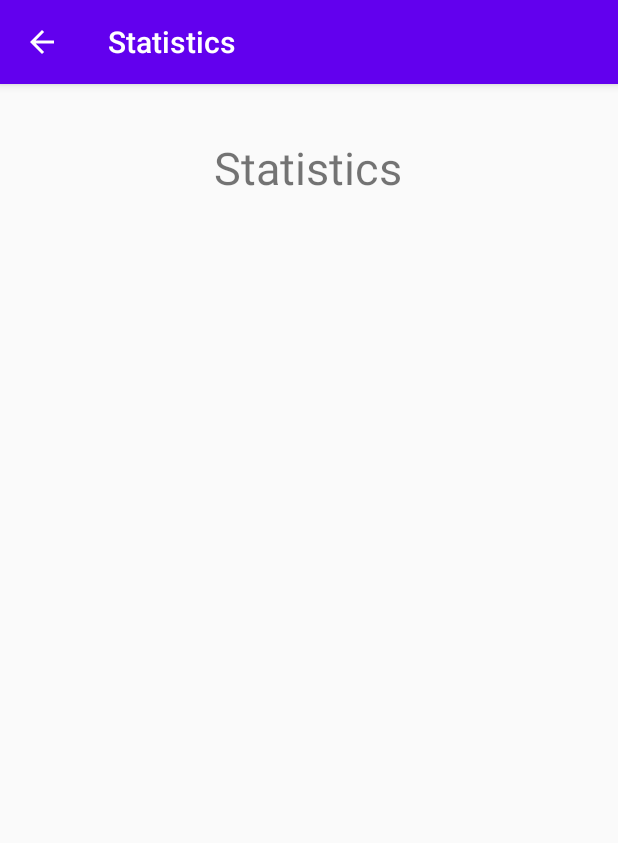
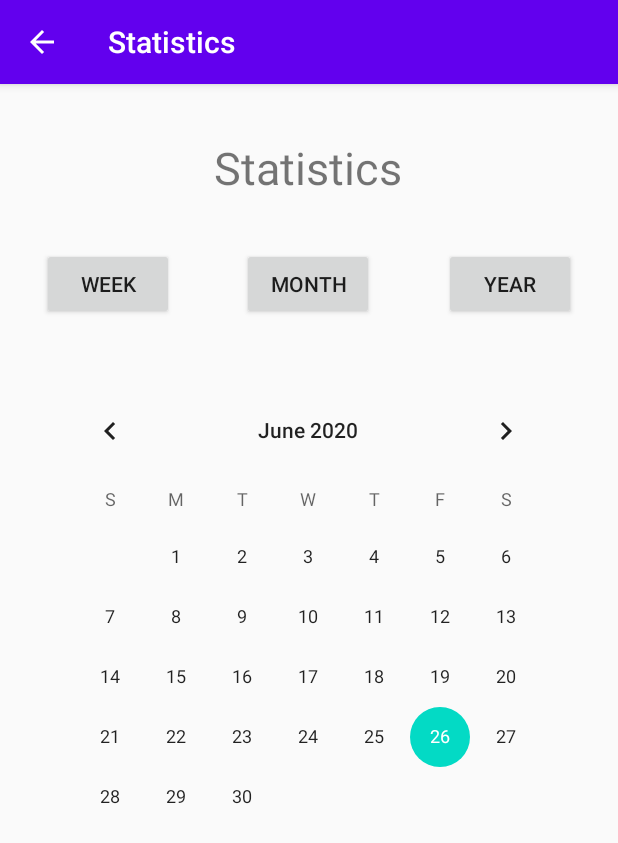
Before and after one commit to cx0810/TrackableHabit, an Android app: the screen it shows after launch (Statistics), after a tap on "STATS", on a phone screen of 412 x 824 dp. Shown: the top 843 px of the screen. Run offline under Robolectric (Android 15) with nearby library versions, the phone set to English and light mode, and no system bars.

Commit message:
fixed display issues and implemented increment by in addHabit and editHabit

```diff
--- a/app/src/main/java/com/example/trackablehabit/HabitAdapter.java
+++ b/app/src/main/java/com/example/trackablehabit/HabitAdapter.java
@@ -22,7 +22,6 @@ public class HabitAdapter extends RecyclerView.Adapter<HabitAdapter.HabitViewHol
     private Context mContext;
     private ArrayList habit_id, habit_name, habit_count;
     private OnItemClickListener mListener;
-    private SQLiteDatabase habitDatabase;
     private HabitDBHelper habitDBHelper;
 
     HabitAdapter(Context context, ArrayList habit_id, ArrayList habit_name, ArrayList habit_count) {
@@ -116,7 +115,6 @@ public class HabitAdapter extends RecyclerView.Adapter<HabitAdapter.HabitViewHol
             public void onIncrementClick(int count, TextView habitCount) {
                 int newCount = count + 1;
                 habitDBHelper = new HabitDBHelper(mContext);
-                habitDatabase = habitDBHelper.getWritableDatabase();
                 String idString = String.valueOf(habit_id.get(position + 1));
                 String nameString = String.valueOf(habit_name.get(position + 1));
                 String countString = String.valueOf(newCount);
@@ -130,7 +128,6 @@ public class HabitAdapter extends RecyclerView.Adapter<HabitAdapter.HabitViewHol
                 if (count > 0) {
                     int newCount = count - 1;
                     habitDBHelper = new HabitDBHelper(mContext);
-                    habitDatabase = habitDBHelper.getWritableDatabase();
                     String idString = String.valueOf(habit_id.get(position + 1));
                     String nameString = String.valueOf(habit_name.get(position + 1));
                     String countString = String.valueOf(newCount);
--- a/app/src/main/java/com/example/trackablehabit/MainActivity.java
+++ b/app/src/main/java/com/example/trackablehabit/MainActivity.java
@@ -92,7 +92,6 @@ public class MainActivity extends AppCompatActivity {
                 startActivity(startIntent);
             }
         });
-
     }
 
     void storeDataInArrays() {
--- a/app/src/main/res/layout/activity_main.xml
+++ b/app/src/main/res/layout/activity_main.xml
@@ -27,15 +27,16 @@
         android:text="@string/manual"
         app:layout_constraintBottom_toBottomOf="parent"
         app:layout_constraintEnd_toStartOf="@+id/habitView"
+        app:layout_constraintHorizontal_bias="0.438"
         app:layout_constraintStart_toStartOf="parent"
         app:layout_constraintTop_toTopOf="parent"
-        app:layout_constraintVertical_bias="0.039" />
+        app:layout_constraintVertical_bias="0.049" />
 
     <Button
         android:id="@+id/addBtn"
         android:layout_width="wrap_content"
         android:layout_height="wrap_content"
-        android:text="@string/add"
+        android:text="@string/add_habit"
         app:layout_constraintBottom_toBottomOf="parent"
         app:layout_constraintEnd_toEndOf="parent"
         app:layout_constraintHorizontal_bias="0.498"
--- a/app/src/main/res/layout/activity_reminders.xml
+++ b/app/src/main/res/layout/activity_reminders.xml
@@ -97,8 +97,8 @@
         android:layout_height="wrap_content"
         android:text="@string/day"
         app:layout_constraintBottom_toBottomOf="parent"
-        app:layout_constraintEnd_toEndOf="parent"
-        app:layout_constraintHorizontal_bias="0.076"
+        app:layout_constraintEnd_toEndOf="@+id/frequencyView"
+        app:layout_constraintHorizontal_bias="0.729"
         app:layout_constraintStart_toStartOf="parent"
         app:layout_constraintTop_toBottomOf="@+id/frequencyView"
         app:layout_constraintVertical_bias="0.0" />
--- a/app/src/main/res/layout/activity_statistics.xml
+++ b/app/src/main/res/layout/activity_statistics.xml
@@ -5,6 +5,30 @@
     android:layout_width="match_parent"
     android:layout_height="match_parent"
     tools:context=".Statistics">
+
+    <Button
+        android:id="@+id/button3"
+        android:layout_width="wrap_content"
+        android:layout_height="wrap_content"
+        android:layout_marginEnd="28dp"
+        android:layout_marginRight="28dp"
+        android:text="@string/year"
+        app:layout_constraintBottom_toBottomOf="parent"
+        app:layout_constraintEnd_toEndOf="parent"
+        app:layout_constraintTop_toTopOf="parent"
+        app:layout_constraintVertical_bias="0.152" />
+
+    <Button
+        android:id="@+id/button2"
+        android:layout_width="wrap_content"
+        android:layout_height="wrap_content"
+        android:text="@string/month"
+        app:layout_constraintBottom_toBottomOf="parent"
+        app:layout_constraintEnd_toStartOf="@+id/button3"
+        app:layout_constraintHorizontal_bias="0.494"
+        app:layout_constraintStart_toEndOf="@+id/button"
+        app:layout_constraintTop_toTopOf="parent"
+        app:layout_constraintVertical_bias="0.152" />
 
     <TextView
         android:id="@+id/statisticsView"
@@ -19,4 +43,27 @@
         app:layout_constraintTop_toTopOf="parent"
         app:layout_constraintVertical_bias="0.049" />
 
+    <CalendarView
+        android:id="@+id/calendarView"
+        android:layout_width="wrap_content"
+        android:layout_height="wrap_content"
+        app:layout_constraintBottom_toBottomOf="parent"
+        app:layout_constraintEnd_toEndOf="parent"
+        app:layout_constraintHorizontal_bias="0.491"
+        app:layout_constraintStart_toStartOf="parent"
+        app:layout_constraintTop_toBottomOf="@+id/statisticsView"
+        app:layout_constraintVertical_bias="0.342" />
+
+    <Button
+        android:id="@+id/button"
+        android:layout_width="wrap_content"
+        android:layout_height="wrap_content"
+        android:text="@string/week"
+        app:layout_constraintBottom_toBottomOf="parent"
+        app:layout_constraintEnd_toStartOf="@+id/button3"
+        app:layout_constraintHorizontal_bias="0.136"
+        app:layout_constraintStart_toStartOf="parent"
+        app:layout_constraintTop_toTopOf="parent"
+        app:layout_constraintVertical_bias="0.152" />
+
 </androidx.constraintlayout.widget.ConstraintLayout>
--- a/app/src/main/res/values/strings.xml
+++ b/app/src/main/res/values/strings.xml
@@ -40,4 +40,5 @@
     <string name="habit">Habit</string>
     <string name="_0">0</string>
     <string name="edit">Edit</string>
+    <string name="add_habit">Add Habit</string>
 </resources>
```
Also changed, not shown: app/src/main/java/com/example/trackablehabit/AddHabit.java (+25 -2 lines), app/src/main/java/com/example/trackablehabit/EditHabit.java (+25 -2 lines).
